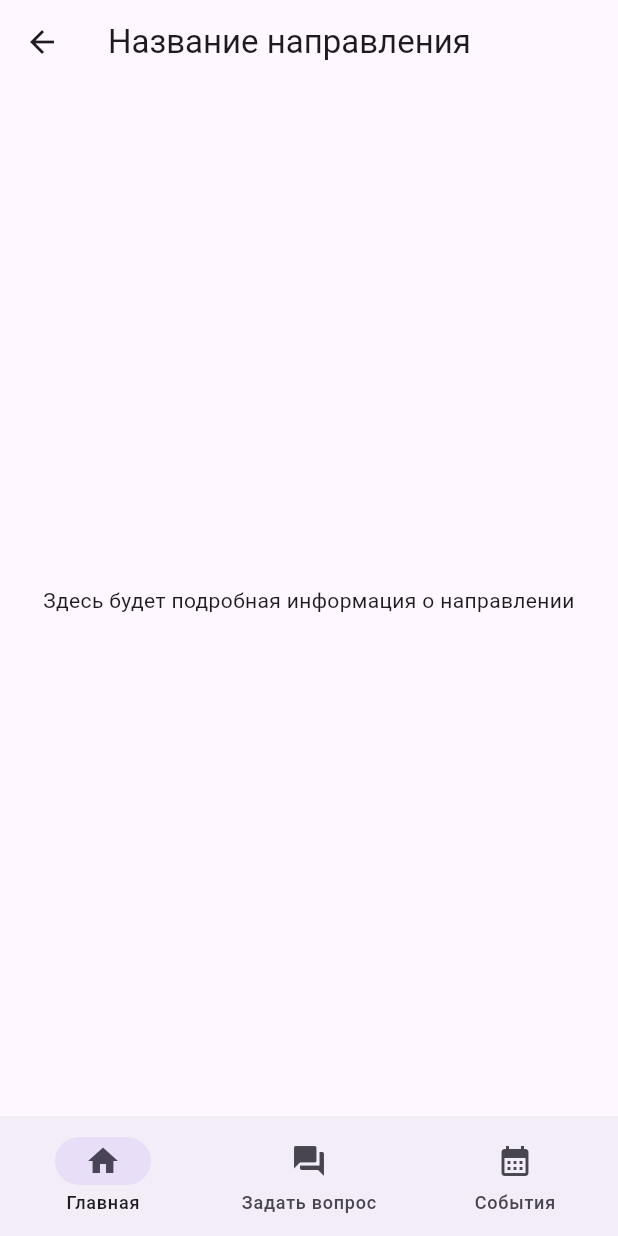
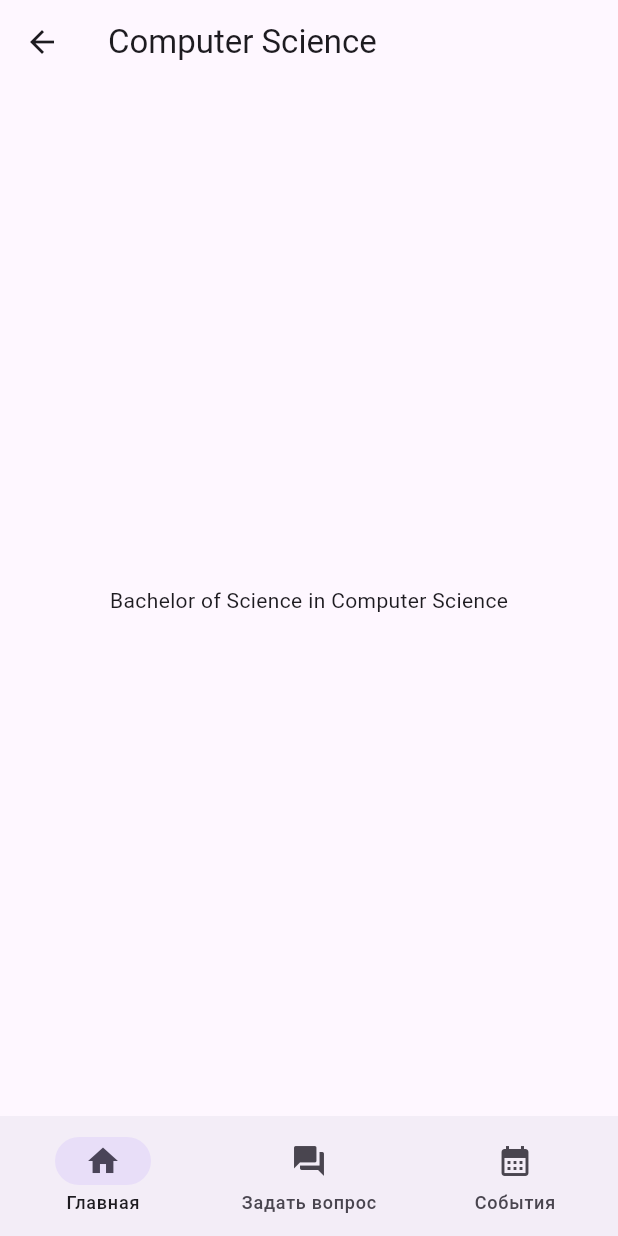
Before and after one commit to bushuevmaxim/entrant-app, a Flutter app: the screen it shows after launch, after a tap on "Computer Science", on a phone screen of 412 x 824 dp. Run offline on Flutter 3.47's test engine with Material 3 defaults, Android fonts, the phone set to English and light mode, and no system bars; our stand-ins replace bloc, flutter_bloc, freezed_annotation, go_router.

Commit message:
Add detailed course bloc

```diff
--- /dev/null
+++ b/lib/src/features/detailed_course/presentation/bloc/detailed_course_bloc.dart
@@ -0,0 +1,36 @@
+import 'package:bloc/bloc.dart';
+import 'package:freezed_annotation/freezed_annotation.dart';
+
+import '../../../home/domain/entities/course.dart';
+import '../../../home/domain/repositories/courses_repository.dart';
+
+part 'detailed_course_event.dart';
+part 'detailed_course_state.dart';
+part 'detailed_course_bloc.freezed.dart';
+
+class DetailedCourseBloc
+    extends Bloc<DetailedCourseEvent, DetailedCourseState> {
+  final ICoursesRepository _coursesRepository;
+  final String _courseId;
+
+  DetailedCourseBloc({
+    required ICoursesRepository coursesRepository,
+    required String courseId,
+  })  : _coursesRepository = coursesRepository,
+        _courseId = courseId,
+        super(const Initial()) {
+    on<_Started>(_onStarted);
+  }
+
+  Future<void> _onStarted(
+      DetailedCourseEvent event, Emitter<DetailedCourseState> emit) async {
+    emit(const Loading());
+
+    try {
+      final course = await _coursesRepository.getCourseById(id: _courseId);
+      emit(Success(course: course));
+    } catch (e) {
+      emit(const Failure());
+    }
+  }
+}
--- /dev/null
+++ b/lib/src/features/detailed_course/presentation/bloc/detailed_course_event.dart
@@ -0,0 +1,6 @@
+part of 'detailed_course_bloc.dart';
+
+@freezed
+class DetailedCourseEvent with _$DetailedCourseEvent {
+  const factory DetailedCourseEvent.started() = _Started;
+}
--- /dev/null
+++ b/lib/src/features/detailed_course/presentation/bloc/detailed_course_state.dart
@@ -0,0 +1,9 @@
+part of 'detailed_course_bloc.dart';
+
+@freezed
+class DetailedCourseState with _$DetailedCourseState {
+  const factory DetailedCourseState.initial() = Initial;
+  const factory DetailedCourseState.loading() = Loading;
+  const factory DetailedCourseState.success({required Course course}) = Success;
+  const factory DetailedCourseState.failure() = Failure;
+}
--- a/lib/src/features/detailed_course/presentation/detailed_course_page.dart
+++ b/lib/src/features/detailed_course/presentation/detailed_course_page.dart
@@ -1,20 +1,58 @@
 import 'package:flutter/material.dart';
+import 'package:flutter_bloc/flutter_bloc.dart';
+import 'package:pmfi_entrant_app/src/features/detailed_course/presentation/bloc/detailed_course_bloc.dart';
+import 'package:pmfi_entrant_app/src/features/home/domain/repositories/courses_repository.dart';
 
 class DetailedCoursePage extends StatelessWidget {
-  final String title;
+  final String courseId;
   const DetailedCoursePage({
-    required this.title,
+    required this.courseId,
+    super.key,
+  });
+
+  @override
+  Widget build(BuildContext context) {
+    return BlocProvider<DetailedCourseBloc>(
+      create: (context) => DetailedCourseBloc(
+        coursesRepository: context.read<ICoursesRepository>(),
+        courseId: courseId,
+      )..add(
+          const DetailedCourseEvent.started(),
+        ),
+      child: const DetailedCourseView(),
+    );
+  }
+}
+
+class DetailedCourseView extends StatelessWidget {
+  const DetailedCourseView({
     super.key,
   });
 
   @override
   Widget build(BuildContext context) {
     return Scaffold(
-      appBar: AppBar(title: const Text('Название направления')),
-      body: const Center(
-        child: Text(
-          'Здесь будет подробная информация о направлении',
-          textAlign: TextAlign.center,
+      appBar:
+          AppBar(title: BlocBuilder<DetailedCourseBloc, DetailedCourseState>(
+        builder: (context, state) {
+          return switch (state) {
+            Success(:final course) => Text(
+                course.name,
+              ),
+            _ => const SizedBox()
+          };
+        },
+      )),
+      body: Center(
+        child: BlocBuilder<DetailedCourseBloc, DetailedCourseState>(
+          builder: (context, state) {
+            return switch (state) {
+              Success(:final course) => Text(
+                  course.profile,
+                ),
+              _ => const CircularProgressIndicator()
+            };
+          },
         ),
       ),
     );
--- a/lib/src/features/home/presentation/home_page.dart
+++ b/lib/src/features/home/presentation/home_page.dart
@@ -50,7 +50,8 @@ class HomePageView extends StatelessWidget {
                             child: InkWell(
                               onTap: () {
                                 context.go(
-                                  Routes.courseWithId('123'),
+                                  Routes.courseWithId(
+                                      courses.elementAt(index).id),
                                 );
                               },
                               child: Card(
--- a/lib/src/features/routing/router.dart
+++ b/lib/src/features/routing/router.dart
@@ -31,9 +31,8 @@ final GoRouter _router = GoRouter(
                   path: '${Routes.courses}/:id',
                   builder: (BuildContext context, GoRouterState state) {
                     final courseId = state.pathParameters['id']!;
-                    return DetailedCoursePage(
-                      title: courseId,
-                    );
+
+                    return DetailedCoursePage(courseId: courseId);
                   },
                 ),
               ],
```
Also changed, not shown: lib/src/features/detailed_course/presentation/bloc/detailed_course_bloc.freezed.dart (added).
